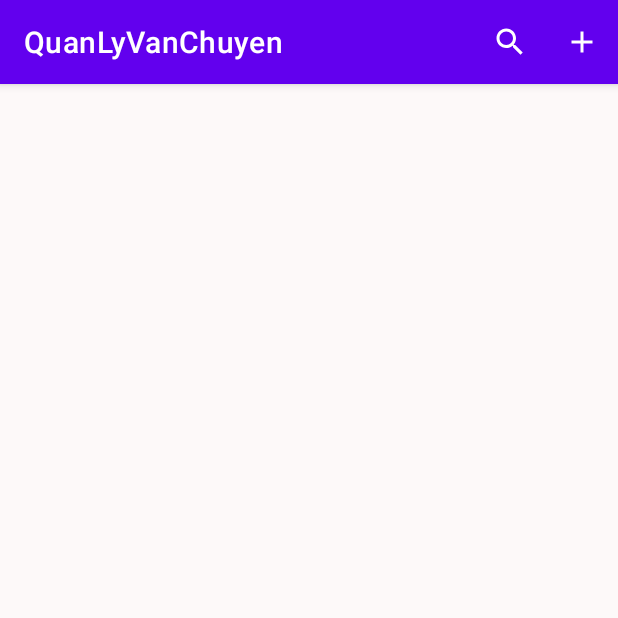
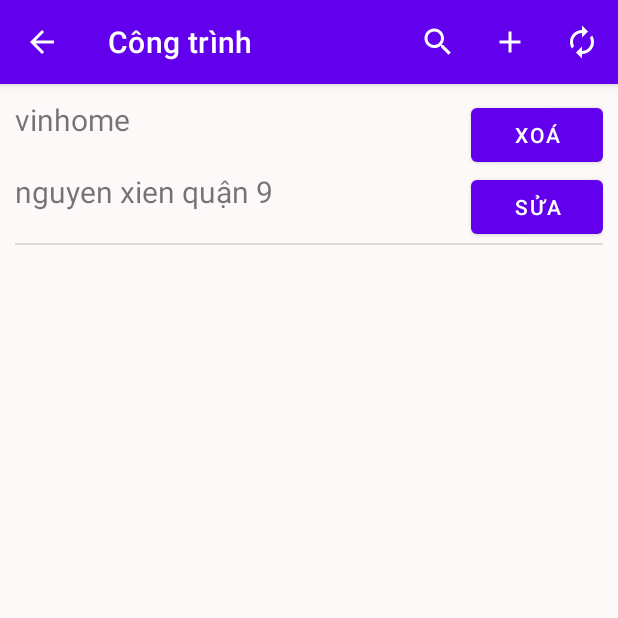
Before and after one commit to nhom11-Android/doAnGiuaKy, an Android app: the screen it shows after launch (DanhSachCongTrinh), on a phone screen of 412 x 824 dp, the top half of it. Run offline under Robolectric (Android 15) with nearby library versions, the phone set to English and light mode, and no system bars.

Commit message:
thêm menu
thêm loại menu có 3 nút cập nhật, thêm, tìm kiếm

```diff
--- /dev/null
+++ b/doAn/app/src/main/java/com/buoi2/quanlyvanchuyen/CongTrinhAdapter.java
@@ -0,0 +1,47 @@
+package com.buoi2.quanlyvanchuyen;
+
+import android.annotation.SuppressLint;
+import android.content.Context;
+import android.view.LayoutInflater;
+import android.view.View;
+import android.view.ViewGroup;
+import android.widget.ArrayAdapter;
+import android.widget.TextView;
+
+import androidx.annotation.NonNull;
+import androidx.annotation.Nullable;
+
+import com.buoi2.quanlyvanchuyen.bean.CongTrinh;
+
+import java.util.ArrayList;
+
+public class CongTrinhAdapter extends ArrayAdapter<CongTrinh> {
+    Context parentContext;
+    int resource;
+    ArrayList<CongTrinh> data;
+
+    public CongTrinhAdapter(@NonNull Context context, int resource, ArrayList<CongTrinh> data) {
+        super(context, resource);
+        this.parentContext = context;
+        this.resource = resource;
+        this.data = data;
+    }
+
+    @Override
+    public int getCount() {
+        return data.size();
+    }
+
+
+    @NonNull
+    @Override
+    public View getView(int position, @Nullable View convertView, @NonNull ViewGroup parent) {
+        convertView = LayoutInflater.from(parentContext).inflate(R.layout.cong_trinh_custom_listview,parent,false);
+        TextView tenCongTrinhTv = convertView.findViewById(R.id.tenCongTrinhTv_CTLV);
+        TextView diaChiCongTrinhTv = convertView.findViewById(R.id.diaChiCongTrinhTv_CTLV);
+        CongTrinh congTrinh = data.get(position);
+        tenCongTrinhTv.setText(congTrinh.getTenCongTrinh());
+        diaChiCongTrinhTv.setText(congTrinh.getDiaChi());
+        return convertView;
+    }
+}
--- a/doAn/app/src/main/java/com/buoi2/quanlyvanchuyen/DanhSachCongTrinh.java
+++ b/doAn/app/src/main/java/com/buoi2/quanlyvanchuyen/DanhSachCongTrinh.java
@@ -2,22 +2,66 @@ package com.buoi2.quanlyvanchuyen;
 
 import android.os.Bundle;
 import android.view.Menu;
+import android.view.MenuItem;
+import android.widget.ListView;
 
+import androidx.annotation.NonNull;
 import androidx.appcompat.app.ActionBar;
 import androidx.appcompat.app.AppCompatActivity;
 
+import com.buoi2.quanlyvanchuyen.bean.CongTrinh;
+
+import java.util.ArrayList;
+
 public class DanhSachCongTrinh extends AppCompatActivity {
+    ListView danhSachCongTrinhLv;
+    ArrayList<CongTrinh> data;
 
     @Override
     protected void onCreate(Bundle savedInstanceState) {
         super.onCreate(savedInstanceState);
         setContentView(R.layout.activity_danh_sach_cong_trinh);
-//        ActionBar actionBar = (ActionBar) findViewById(R.id.)
+        ActionBar actionBar = (ActionBar) getSupportActionBar();
+        actionBar.setTitle("Công trình");
+        actionBar.setDisplayHomeAsUpEnabled(true);
+        data = loadData();
+        setControl();
+        setEvent();
+    }
+
+    /**
+     * load dữ liệu từ database
+     *
+     * @return arrayList công trình
+     */
+    private ArrayList<CongTrinh> loadData() {
+        // TODO: viết hàm load database COng trinh từ csdl lên
+        ArrayList<CongTrinh> danhSachCongTrinh = new ArrayList<>();
+        return danhSachCongTrinh;
+    }
+
+    private void setEvent() {
+        data = new ArrayList<>();
+        data.add(new CongTrinh("123", "vinhome", "nguyen xien quận 9"));
+        CongTrinhAdapter adapter = new CongTrinhAdapter(this, R.layout.cong_trinh_custom_listview, data);
+        danhSachCongTrinhLv.setAdapter(adapter);
+    }
+
+    private void setControl() {
+        danhSachCongTrinhLv = findViewById(R.id.danhSachCongTrinhLv_DSCT);
     }
 
     @Override
     public boolean onCreateOptionsMenu(Menu menu) {
-        getMenuInflater().inflate(R.menu.danh_sach_cong_trinh_menu,menu);
+        getMenuInflater().inflate(R.menu.them_capnhat_timkiem_bar, menu);
         return true;
     }
+
+    @Override
+    public boolean onOptionsItemSelected(@NonNull MenuItem item) {
+        switch (item.getItemId()) {
+
+        }
+        return super.onOptionsItemSelected(item);
+    }
 }
--- /dev/null
+++ b/doAn/app/src/main/res/drawable/renew_vector.xml
@@ -0,0 +1,5 @@
+<vector android:height="24dp" android:tint="#FFFFFF"
+    android:viewportHeight="24" android:viewportWidth="24"
+    android:width="24dp" xmlns:android="http://schemas.android.com/apk/res/android">
+    <path android:fillColor="@android:color/white" android:pathData="M12,6v3l4,-4 -4,-4v3c-4.42,0 -8,3.58 -8,8 0,1.57 0.46,3.03 1.24,4.26L6.7,14.8c-0.45,-0.83 -0.7,-1.79 -0.7,-2.8 0,-3.31 2.69,-6 6,-6zM18.76,7.74L17.3,9.2c0.44,0.84 0.7,1.79 0.7,2.8 0,3.31 -2.69,6 -6,6v-3l-4,4 4,4v-3c4.42,0 8,-3.58 8,-8 0,-1.57 -0.46,-3.03 -1.24,-4.26z"/>
+</vector>
--- a/doAn/app/src/main/res/layout/activity_danh_sach_cong_trinh.xml
+++ b/doAn/app/src/main/res/layout/activity_danh_sach_cong_trinh.xml
@@ -8,7 +8,7 @@
     android:orientation="vertical"
     tools:context=".DanhSachCongTrinh">
     <ListView
-        android:id="@+id/lvDSCongTrinh_DSCT"
+        android:id="@+id/danhSachCongTrinhLv_DSCT"
         android:layout_width="match_parent"
         android:layout_height="match_parent"
         android:layout_margin="10dp" />
--- /dev/null
+++ b/doAn/app/src/main/res/layout/cong_trinh_custom_listview.xml
@@ -0,0 +1,44 @@
+<?xml version="1.0" encoding="utf-8"?>
+<TableLayout xmlns:android="http://schemas.android.com/apk/res/android"
+    xmlns:app="http://schemas.android.com/apk/res-auto"
+    xmlns:tools="http://schemas.android.com/tools"
+    android:layout_width="match_parent"
+    android:layout_height="match_parent">
+
+    <TableRow
+        android:layout_width="match_parent"
+        android:layout_height="match_parent">
+
+        <TextView
+            android:id="@+id/tenCongTrinhTv_CTLV"
+            android:layout_width="match_parent"
+            android:layout_height="match_parent"
+            android:layout_column="0"
+
+            android:layout_weight="1"
+            android:textSize="20dp" />
+
+        <Button
+            android:id="@+id/xoaBtn_CTLV"
+            android:layout_column="1"
+            android:text="Xoá" />
+    </TableRow>
+
+    <TableRow
+        android:layout_width="match_parent"
+        android:layout_height="match_parent">
+
+        <TextView
+            android:id="@+id/diaChiCongTrinhTv_CTLV"
+            android:layout_width="match_parent"
+            android:layout_height="match_parent"
+            android:layout_weight="1"
+            android:textSize="20dp" />
+
+        <Button
+            android:id="@+id/suaBtn_CTLV"
+            android:layout_column="1"
+            android:text="Sửa" />
+    </TableRow>
+
+</TableLayout>
--- a/doAn/app/src/main/res/menu/danh_sach_cong_trinh_menu.xml
+++ /dev/null
@@ -1,16 +0,0 @@
-<?xml version="1.0" encoding="utf-8"?>
-<menu xmlns:tools="http://schemas.android.com/tools"
-    xmlns:android="http://schemas.android.com/apk/res/android"
-    xmlns:app="http://schemas.android.com/apk/res-auto">
-
-    <item
-        android:id="@+id/timKiemCongTrinh_item"
-        app:showAsAction="always"
-        android:icon="@drawable/search_vector"
-        android:title="" />
-    <item
-        android:id="@+id/themCongTrinh_item"
-        app:showAsAction="always"
-        android:icon="@drawable/add_vector"
-        tools:ignore="MenuTitle" />
-</menu>
--- /dev/null
+++ b/doAn/app/src/main/res/menu/them_capnhat_timkiem_bar.xml
@@ -0,0 +1,22 @@
+<?xml version="1.0" encoding="utf-8"?>
+<menu xmlns:tools="http://schemas.android.com/tools"
+    xmlns:android="http://schemas.android.com/apk/res/android"
+    xmlns:app="http://schemas.android.com/apk/res-auto">
+
+    <item
+        android:id="@+id/timKiem_ATB"
+        app:showAsAction="always"
+        android:icon="@drawable/search_vector"
+        tools:ignore="MenuTitle" />
+    <item
+        android:id="@+id/them_ATB"
+        app:showAsAction="always"
+        android:icon="@drawable/add_vector"
+        tools:ignore="MenuTitle" />
+    <item
+        android:id="@+id/lamMoi_ATB"
+        app:showAsAction="ifRoom"
+        android:icon="@drawable/renew_vector"
+        android:tooltipText="Làm mới"
+        tools:ignore="MenuTitle" />
+</menu>
```
Also changed, not shown: 12 other files.
